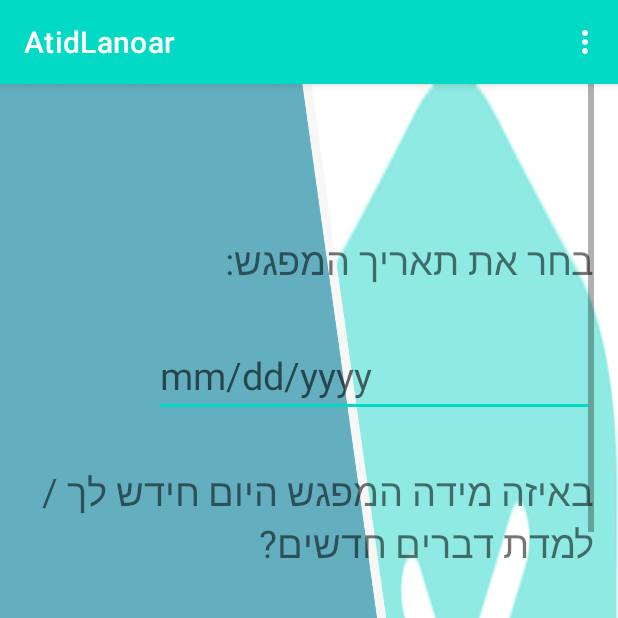
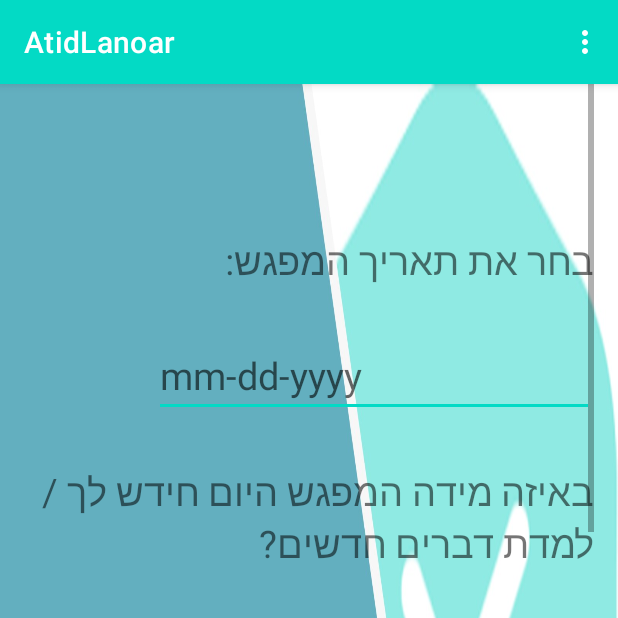
Before and after one commit to rivkaba/AtidLanoar, an Android app: the Feedback screen opened directly, with no data from a screen before it, on a phone screen of 412 x 824 dp, the top half of it. Run offline under Robolectric (Android 15) with nearby library versions, the phone set to English and light mode, and no system bars; our stand-ins replace Firebase (no records; nobody signed in at launch, a user with empty details on screens opened directly).

Commit message:
feedback seve data

```diff
--- a/app/src/main/res/layout/activity_feedback.xml
+++ b/app/src/main/res/layout/activity_feedback.xml
@@ -54,7 +54,7 @@
                 android:layout_height="wrap_content"
                 android:layout_marginTop="32dp"
                 android:ems="10"
-                android:hint="mm/dd/yyyy"
+                android:hint="mm-dd-yyyy"
                 android:inputType="date"
                 android:textSize="25dp"
                 app:layout_constraintEnd_toEndOf="parent"
@@ -289,6 +289,7 @@
                 android:id="@+id/button11"
                 android:layout_width="wrap_content"
                 android:layout_height="wrap_content"
+                android:onClick="send"
                 android:text="דווח נוכחות ושלח משוב"
                 android:textSize="22dp" />
 
```
Also changed, not shown: app/src/main/java/com/rivkaba/atidlanoar/Feedback.java (+47 -86 lines).
